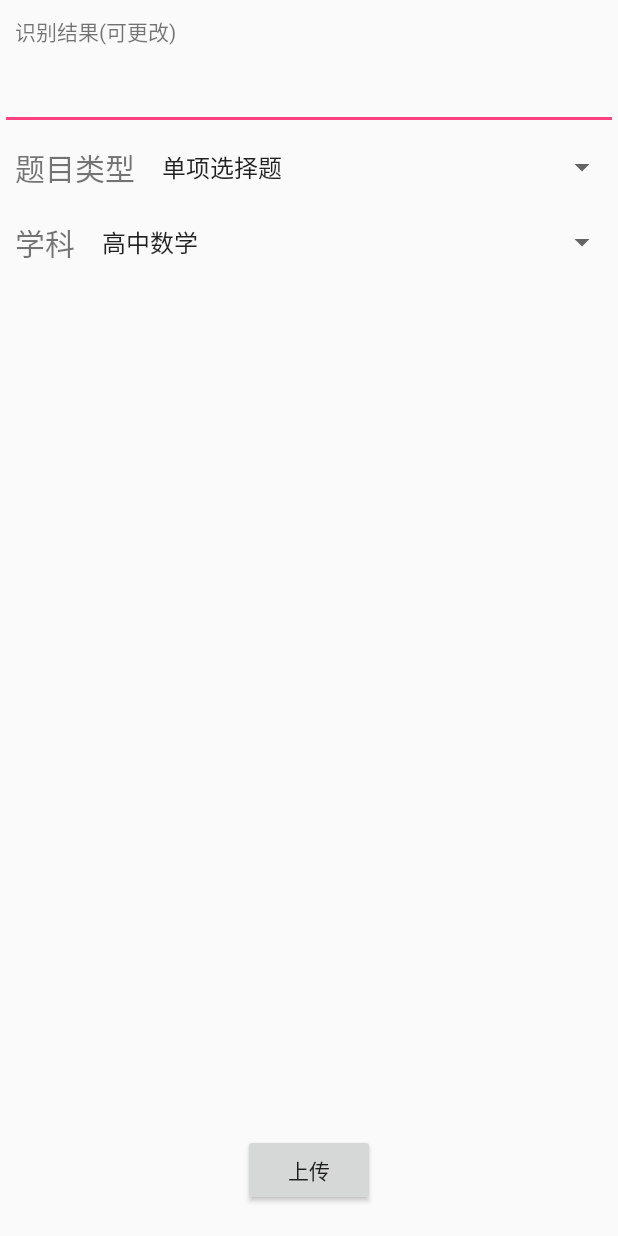
After one commit to Breakkk/Nice2020, an Android app: the NewQuestionActivity screen opened directly, with no data from a screen before it, on a phone screen of 412 x 824 dp. The commit adds this screen. Run offline under Robolectric (Android 15) with nearby library versions, the phone set to English and light mode, and no system bars; pictures from the network do not load; 2 statements that could not run were skipped.

Commit message:
添加上传问题界面 调通上传问题，上传解析API

```diff
--- a/app/src/main/AndroidManifest.xml
+++ b/app/src/main/AndroidManifest.xml
@@ -51,6 +51,11 @@
             android:configChanges="orientation|keyboard|keyboardHidden|screenSize"
             android:launchMode="singleTop"
             android:screenOrientation="nosensor" />
+        <activity
+            android:name="com.xilinzhang.ocr.NewQuestionActivity"
+            android:configChanges="orientation|keyboard|keyboardHidden|screenSize"
+            android:launchMode="singleTop"
+            android:screenOrientation="nosensor" />
     </application>
 
 </manifest>
--- /dev/null
+++ b/app/src/main/java/com/xilinzhang/ocr/NewQuestionActivity.java
@@ -0,0 +1,59 @@
+package com.xilinzhang.ocr;
+
+import android.net.Uri;
+import android.os.Bundle;
+import android.support.annotation.Nullable;
+import android.support.v7.app.AppCompatActivity;
+import android.support.v7.widget.AppCompatButton;
+import android.support.v7.widget.AppCompatEditText;
+import android.support.v7.widget.AppCompatImageView;
+import android.view.View;
+
+import com.xilinzhang.ocr.utils.NetworkUtils;
+
+public class
+NewQuestionActivity extends AppCompatActivity {
+    public static final String OCR_RESULT = "ocr_result";
+
+    Uri imgUri;
+    String text;
+
+    AppCompatImageView imgView;
+    AppCompatEditText ocrView;
+
+    AppCompatButton upload;
+
+    @Override
+    protected void onCreate(@Nullable Bundle savedInstanceState) {
+        super.onCreate(savedInstanceState);
+
+        setContentView(R.layout.activity_new_question);
+        initView();
+    }
+
+    void initView() {
+        imgView = findViewById(R.id.img);
+        ocrView = findViewById(R.id.ocr_result);
+        upload = findViewById(R.id.upload);
+
+        imgUri = (Uri) getIntent().getExtras().get("imgUri");
+        text = getIntent().getExtras().getString(OCR_RESULT);
+
+        imgView.setImageURI(imgUri);
+        ocrView.setText(text);
+
+        upload.setOnClickListener(new View.OnClickListener() {
+            @Override
+            public void onClick(View view) {
+                new Thread(new Runnable() {
+                    @Override
+                    public void run() {
+                        NetworkUtils.sendPost(NetworkUtils.hostAddr + );
+                        NetworkUtils.uploadFile();
+                    }
+                }).start();
+            }
+        });
+
+    }
+}
--- /dev/null
+++ b/app/src/main/res/layout/activity_new_question.xml
@@ -0,0 +1,78 @@
+<?xml version="1.0" encoding="utf-8"?>
+<FrameLayout xmlns:android="http://schemas.android.com/apk/res/android"
+    android:layout_width="match_parent"
+    android:layout_height="match_parent">
+
+    <ScrollView
+        android:layout_width="match_parent"
+        android:layout_height="match_parent">
+
+        <LinearLayout
+            android:layout_width="match_parent"
+            android:layout_height="match_parent"
+            android:orientation="vertical">
+
+            <android.support.v7.widget.AppCompatImageView
+                android:id="@+id/img"
+                android:layout_width="match_parent"
+                android:layout_height="wrap_content"
+                android:scaleType="fitCenter" />
+
+            <android.support.v7.widget.AppCompatTextView
+                android:layout_width="wrap_content"
+                android:layout_height="wrap_content"
+                android:padding="10dp"
+                android:text="识别结果(可更改)" />
+
+            <android.support.v7.widget.AppCompatEditText
+                android:id="@+id/ocr_result"
+                android:layout_width="match_parent"
+                android:layout_height="wrap_content" />
+
+            <LinearLayout
+                android:layout_width="match_parent"
+                android:layout_height="wrap_content">
+
+                <android.support.v7.widget.AppCompatTextView
+                    android:layout_width="wrap_content"
+                    android:layout_height="wrap_content"
+                    android:padding="10dp"
+                    android:text="题目类型"
+                    android:textSize="20dp" />
+
+                <android.support.v7.widget.AppCompatSpinner
+                    android:layout_width="match_parent"
+                    android:layout_height="match_parent"
+                    android:entries="@array/question_type" />
+            </LinearLayout>
+
+            <LinearLayout
+                android:layout_width="match_parent"
+                android:layout_height="wrap_content">
+
+                <android.support.v7.widget.AppCompatTextView
+                    android:layout_width="wrap_content"
+                    android:layout_height="wrap_content"
+                    android:padding="10dp"
+                    android:text="学科"
+                    android:textSize="20dp" />
+
+                <android.support.v7.widget.AppCompatSpinner
+                    android:layout_width="match_parent"
+                    android:layout_height="match_parent"
+                    android:entries="@array/question_subject" />
+            </LinearLayout>
+
+        </LinearLayout>
+
+    </ScrollView>
+
+    <android.support.v7.widget.AppCompatButton
+        android:id="@+id/upload"
+        android:layout_width="wrap_content"
+        android:layout_height="wrap_content"
+        android:text="上传"
+        android:layout_gravity="bottom|center"
+        android:layout_marginBottom="20dp"/>
+
+</FrameLayout>
--- a/app/src/main/res/values/strings.xml
+++ b/app/src/main/res/values/strings.xml
@@ -2,4 +2,15 @@
     <string name="app_name">Nice2020</string>
     <string name="open_camera_fail">摄像头打开失败！</string>
     <string name="take_photo_hint">将定位框定位到\n题干位置识别率更高哦</string>
+
+    <string-array name="question_type">
+        <item>单项选择题</item>
+        <item>解答题</item>
+        <item>填空题</item>
+        <item>综合题</item>
+    </string-array>
+    <string-array name="question_subject">
+        <item>高中数学</item>
+        <item>高中地理</item>
+    </string-array>
 </resources>
```
Also changed, not shown: app/src/main/java/com/xilinzhang/ocr/ShowDataBaseResultActivity.java (+10 -0 lines), app/src/main/java/com/xilinzhang/ocr/ShowOCRResultActivity.java (+8 -10 lines), app/src/main/res/layout/activity_database_result.xml (+12 -1 lines), 2 other files.
